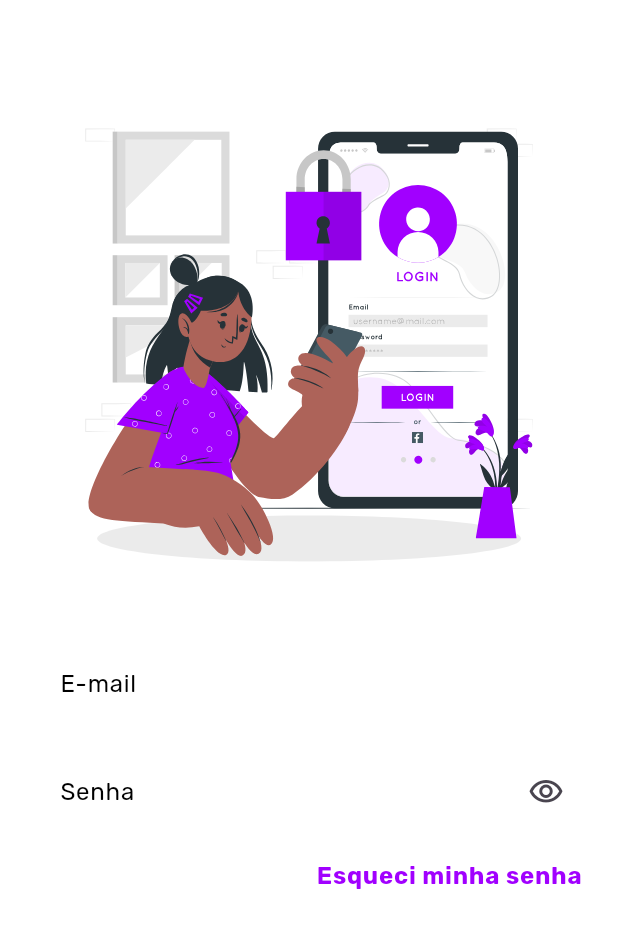
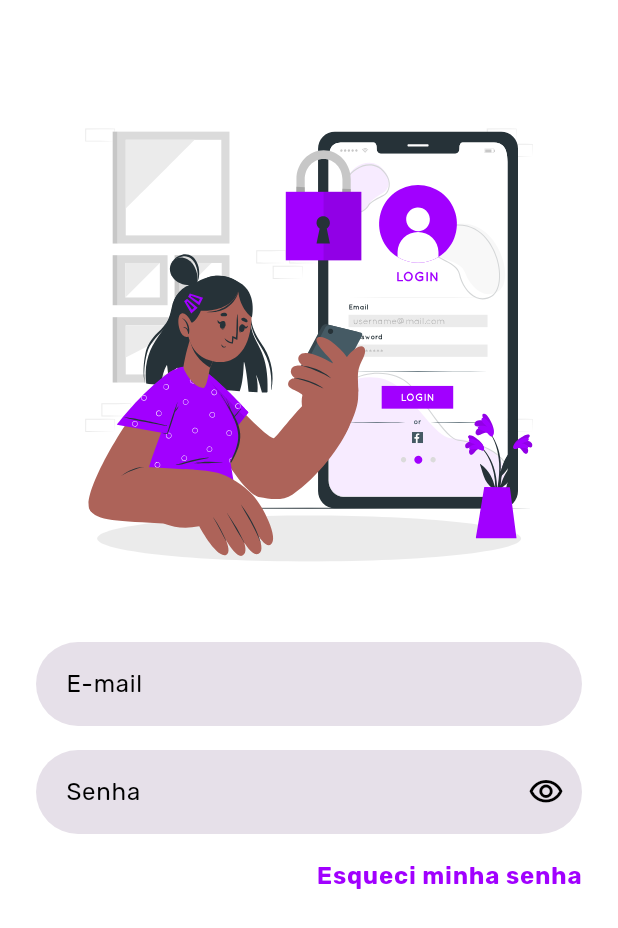
Before and after one commit to Barba2k2/meu_carango_app, a Flutter app: the LoginScreen screen opened by its route, on a phone screen of 412 x 824 dp. Shown: the top 928 px of the screen. Run offline on Flutter 3.47's test engine with Material 3 defaults, Android fonts, the phone set to English and light mode, and no system bars; our stand-ins replace flutter_svg, gap, get_it, go_router, google_fonts; missing offline and left inert: lucid_validation; statements that could not run were skipped.

Commit message:
feat(text_input_ds): Enhances text input styling and dark mode support

```diff
--- a/design_system/lib/src/inputs/text_input_ds.dart
+++ b/design_system/lib/src/inputs/text_input_ds.dart
@@ -55,8 +55,6 @@ class _TextInputDsState extends State<TextInputDs> {
     return SizedBox(
       height: widget.height,
       width: widget.width,
-      child: Material(
-        borderRadius: BorderRadius.circular(100),
       child: TextFormField(
         autovalidateMode: widget.autovalidateMode,
         keyboardType: widget.textInputType,
@@ -65,6 +63,7 @@ class _TextInputDsState extends State<TextInputDs> {
         validator: widget.validator,
         onChanged: widget.onChanged,
         decoration: InputDecoration(
+          contentPadding: const EdgeInsets.all(16),
           suffixIcon: widget.isPassword
               ? IconButton(
                   onPressed: () {
@@ -74,6 +73,7 @@ class _TextInputDsState extends State<TextInputDs> {
                   },
                   icon: Icon(
                     _isObscure ? Icons.visibility_outlined : Icons.visibility_off_outlined,
+                    color: widget.darkMode ? AppColors.whiteColor : AppColors.blackColor,
                   ),
                 )
               : null,
@@ -82,13 +82,12 @@ class _TextInputDsState extends State<TextInputDs> {
           hintText: widget.label,
           hintStyle: widget.labelStyle ?? theme.textTheme.bodyLarge,
           filled: widget.isFilled,
-            fillColor: widget.darkMode ? AppColors.darkBgColor : AppColors.whiteColor,
+          fillColor: widget.darkMode ? AppColors.inputColorDark : AppColors.inputColorLight,
           border: OutlineInputBorder(
             borderSide: BorderSide.none,
-              borderRadius: BorderRadius.circular(5),
+            borderRadius: BorderRadius.circular(100),
           ),
           prefixIcon: widget.prefixIcon,
-          ),
         ),
       ),
     );
```
Lines whose indentation alone changed are shown as unchanged.
